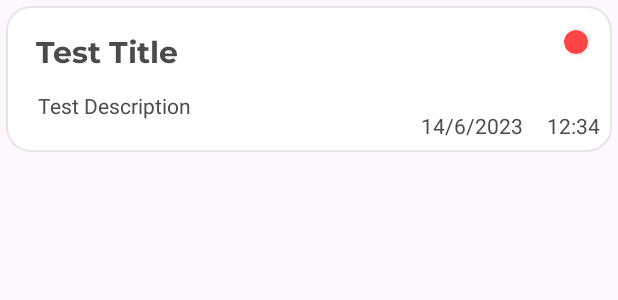
After one commit to AbolfazlNarimani/MyToDo, an Android app: the layout row_layout.xml on its own in the app's theme, with its tools: preview values and no code run, on a phone screen of 412 x 824 dp. The commit adds this screen. Shown: the top 300 px of the screen. Run offline under Robolectric (Android 15) with nearby library versions, the phone set to English and light mode, and no system bars; Roboto replaces fonts that are not available here.

Commit message:
now you can pick a date&time. you will be notified when the day and time comes some ui changes are added as well

```diff
--- a/app/src/main/AndroidManifest.xml
+++ b/app/src/main/AndroidManifest.xml
@@ -2,6 +2,9 @@
 <manifest xmlns:android="http://schemas.android.com/apk/res/android"
     xmlns:tools="http://schemas.android.com/tools">
 
+
+    <uses-permission android:name="android.permission.POST_NOTIFICATIONS" />
+    <uses-permission android:name="android.permission.SCHEDULE_EXACT_ALARM"/>
     <application
         android:allowBackup="true"
         android:dataExtractionRules="@xml/data_extraction_rules"
@@ -12,6 +15,8 @@
         android:supportsRtl="true"
         android:theme="@style/Theme.ToDoList"
         tools:targetApi="31">
+        <receiver android:name=".notifications.Notifications"
+            android:enabled="true"/>
         <activity
             android:name=".activities.MainActivity"
             android:exported="true">
--- a/app/src/main/java/com/abe/todolist/customViews/MSPTextView.kt
+++ b/app/src/main/java/com/abe/todolist/customViews/MSPTextView.kt
@@ -13,7 +13,7 @@ class MSPTextView(context: Context, attrs: AttributeSet): AppCompatTextView(cont
     private fun applyFont() {
 
         val typeface: Typeface =
-            Typeface.createFromAsset(context.assets, "Montserrat-Regular.ttf")
+            Typeface.createFromAsset(context.assets, "Montserrat-Bold.ttf")
         setTypeface(typeface)
     }
 }
--- a/app/src/main/java/com/abe/todolist/data/ToDoDatabase.kt
+++ b/app/src/main/java/com/abe/todolist/data/ToDoDatabase.kt
@@ -7,7 +7,7 @@ import androidx.room.RoomDatabase
 import androidx.room.TypeConverters
 import com.abe.todolist.data.models.ToDoData
 
-@Database(entities = [ToDoData::class], version = 1, exportSchema = false)
+@Database(entities = [ToDoData::class], version = 3, exportSchema = false)
 @TypeConverters(Converter::class)
 abstract class ToDoDatabase : RoomDatabase() {
 
@@ -48,7 +48,8 @@ abstract class ToDoDatabase : RoomDatabase() {
             Room.databaseBuilder(
                 context.applicationContext,
                 ToDoDatabase::class.java, "todo_database"
-            ).build()
+
+            ).fallbackToDestructiveMigration().build()
     }
 
 }
--- a/app/src/main/java/com/abe/todolist/data/models/ToDoData.kt
+++ b/app/src/main/java/com/abe/todolist/data/models/ToDoData.kt
@@ -11,5 +11,7 @@ data class ToDoData(
     var id: Int,
     var title: String,
     var priority: Priority,
-    var description: String
+    var description: String,
+    var date: String,
+    var time: String
 ): Parcelable
--- /dev/null
+++ b/app/src/main/java/com/abe/todolist/interfacepack/DateSelected.kt
@@ -0,0 +1,5 @@
+package com.abe.todolist.interfacepack
+
+interface DateSelected {
+    fun receiveDate(year: Int, month: Int , dayOfMonth: Int)
+}
--- /dev/null
+++ b/app/src/main/java/com/abe/todolist/interfacepack/TimeSelected.kt
@@ -0,0 +1,5 @@
+package com.abe.todolist.interfacepack
+
+interface TimeSelected {
+    fun receiveTime(hour: Int, minute: Int)
+}
--- /dev/null
+++ b/app/src/main/res/layout/row_layout.xml
@@ -0,0 +1,86 @@
+<?xml version="1.0" encoding="utf-8"?>
+<androidx.constraintlayout.widget.ConstraintLayout xmlns:android="http://schemas.android.com/apk/res/android"
+    xmlns:app="http://schemas.android.com/apk/res-auto"
+    xmlns:tools="http://schemas.android.com/tools"
+    android:layout_width="match_parent"
+    android:layout_height="wrap_content"
+    android:layout_margin="4dp">
+
+    <androidx.constraintlayout.widget.ConstraintLayout
+        android:id="@+id/row_background"
+        android:layout_width="0dp"
+        android:layout_height="wrap_content"
+        android:background="@drawable/item_background"
+        app:layout_constraintBottom_toBottomOf="parent"
+        app:layout_constraintEnd_toEndOf="parent"
+        app:layout_constraintStart_toStartOf="parent"
+        app:layout_constraintTop_toTopOf="parent">
+
+        <androidx.cardview.widget.CardView
+            android:id="@+id/priority_indicator"
+            android:layout_width="16dp"
+            android:layout_height="16dp"
+            android:layout_marginTop="16dp"
+            android:layout_marginEnd="16dp"
+            app:cardBackgroundColor="@color/red"
+            app:cardCornerRadius="100dp"
+            app:layout_constraintEnd_toEndOf="parent"
+            app:layout_constraintTop_toTopOf="parent" />
+
+        <com.abe.todolist.customViews.MSPTextView
+            android:id="@+id/title_text"
+            android:layout_width="wrap_content"
+            android:layout_height="wrap_content"
+            android:layout_marginStart="20dp"
+            android:layout_marginTop="16dp"
+            android:maxLength="20"
+            android:text="Test Title"
+            android:textColor="@color/darkGray"
+            android:textSize="20sp"
+            app:layout_constraintStart_toStartOf="parent"
+            app:layout_constraintTop_toTopOf="parent" />
+
+        <TextView
+            android:id="@+id/description_text"
+            android:layout_width="match_parent"
+            android:layout_height="wrap_content"
+            android:layout_marginStart="16dp"
+            android:layout_marginTop="8dp"
+            android:layout_marginBottom="16dp"
+            android:maxLength="300"
+            android:maxLines="10"
+            android:padding="5dp"
+            android:text="Test Description"
+            android:textColor="@color/darkGray"
+            app:layout_constraintBottom_toBottomOf="parent"
+            app:layout_constraintStart_toStartOf="@+id/title_text"
+            app:layout_constraintTop_toBottomOf="@id/title_text" />
+
+        <TextView
+            android:id="@+id/time_text"
+            android:layout_width="wrap_content"
+            android:layout_height="wrap_content"
+            android:layout_marginEnd="8dp"
+            android:layout_marginBottom="8dp"
+            android:maxLength="300"
+            android:maxLines="10"
+            android:text="12:34"
+            android:textColor="@color/darkGray"
+            app:layout_constraintBottom_toBottomOf="parent"
+            app:layout_constraintEnd_toEndOf="parent" />
+
+        <TextView
+            android:id="@+id/date_text"
+            android:layout_width="wrap_content"
+            android:layout_height="wrap_content"
+            android:layout_marginEnd="16dp"
+            android:layout_marginBottom="8dp"
+            android:maxLength="300"
+            android:maxLines="10"
+            android:text="14/6/2023"
+            android:textColor="@color/darkGray"
+            app:layout_constraintBottom_toBottomOf="parent"
+            app:layout_constraintEnd_toStartOf="@+id/time_text" />
+
+    </androidx.constraintlayout.widget.ConstraintLayout>
+</androidx.constraintlayout.widget.ConstraintLayout>
```
Also changed, not shown: app/src/main/java/com/abe/todolist/TimePickerFragment.kt (added, +26 -0 lines), app/src/main/java/com/abe/todolist/fragments/DatePickerFragment.kt (added, +34 -0 lines), app/src/main/java/com/abe/todolist/fragments/SharedViewModel.kt (+5 -4 lines), app/src/main/java/com/abe/todolist/fragments/add/AddFragment.kt (+138 -12 lines), app/src/main/java/com/abe/todolist/notifications/Notifications.kt (added, +26 -0 lines), app/src/main/res/layout/date_picker_sheet.xml (added, +30 -0 lines), app/src/main/res/layout/fragment_add.xml (+19 -0 lines), app/src/main/res/layout/time_picker_sheet.xml (added, +27 -0 lines).
